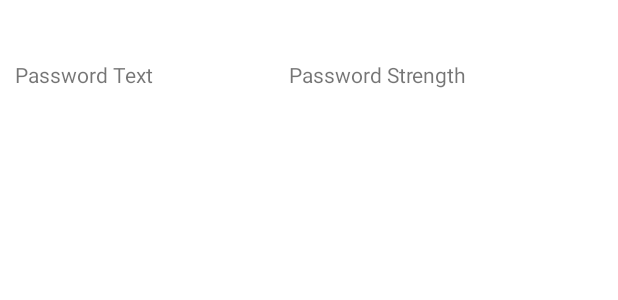
After one commit to CrisF-98/PwnedMobile, an Android app: the layout password_fragment_layout.xml on its own in the app's theme, with its tools: preview values and no code run, on a phone screen of 412 x 824 dp. The commit adds this screen. Shown: the top 300 px of the screen. Run offline under Robolectric (Android 15) with nearby library versions, the phone set to English and light mode, and no system bars.

Commit message:
game layout

```diff
--- a/app/build.gradle
+++ b/app/build.gradle
@@ -35,6 +35,7 @@ dependencies {
     implementation 'androidx.constraintlayout:constraintlayout:2.0.4'
     implementation 'org.json:json:20201115'
     implementation 'io.socket:socket.io-client:2.0.0'
+    implementation 'androidx.fragment:fragment:1.3.1'
     testImplementation 'junit:junit:4.+'
     androidTestImplementation 'androidx.test.ext:junit:1.1.2'
     androidTestImplementation 'androidx.test.espresso:espresso-core:3.3.0'
--- a/app/src/main/java/com/example/thepwnedgame/MainActivity.java
+++ b/app/src/main/java/com/example/thepwnedgame/MainActivity.java
@@ -10,7 +10,7 @@ public class MainActivity extends AppCompatActivity {
     @Override
     protected void onCreate(Bundle savedInstanceState) {
         super.onCreate(savedInstanceState);
-        setContentView(R.layout.home);
+        setContentView(R.layout.password_fragment_layout);
         TextView home_put = findViewById(R.id.title_PUT);
         home_put.setSelected(true);
     }
--- a/app/src/main/java/com/example/thepwnedgame/javaclasses/SocketGuessEvent.java
+++ b/app/src/main/java/com/example/thepwnedgame/javaclasses/SocketGuessEvent.java
@@ -1,5 +1,6 @@
 package com.example.thepwnedgame.javaclasses;
 
+import org.json.JSONException;
 import org.json.JSONObject;
 
 public class SocketGuessEvent extends SocketEventImpl implements GuessEvent{
@@ -12,7 +13,7 @@ public class SocketGuessEvent extends SocketEventImpl implements GuessEvent{
 
 
 
-    public SocketGuessEvent(String name, JSONObject data) {
+    public SocketGuessEvent(String name, JSONObject data) throws JSONException {
         super(name, data);
         if(!name.equals("guess")) {
             throw new IllegalArgumentException("event is not guess");
@@ -25,7 +26,7 @@ public class SocketGuessEvent extends SocketEventImpl implements GuessEvent{
         this.score = json.getInt("score");
     }
 
-    public SocketGuessEvent(SocketEvent event){
+    public SocketGuessEvent(SocketEvent event) throws JSONException {
         this(event.getName(), event.getObjectAsJSON());
     }
 
--- a/app/src/main/res/layout/home.xml
+++ b/app/src/main/res/layout/home.xml
@@ -5,7 +5,7 @@
     android:layout_width="match_parent"
     android:layout_height="match_parent"
     android:background="#6AB7FF"
-    android:backgroundTint="#29B6F6">
+    android:backgroundTint="#6ab7ff">
 
     <include
         layout="@layout/title_layout"
--- /dev/null
+++ b/app/src/main/res/layout/password_fragment_layout.xml
@@ -0,0 +1,29 @@
+<?xml version="1.0" encoding="utf-8"?>
+<androidx.constraintlayout.widget.ConstraintLayout
+    xmlns:android="http://schemas.android.com/apk/res/android"
+    xmlns:app="http://schemas.android.com/apk/res-auto"
+    android:layout_width="match_parent"
+    android:layout_height="match_parent">
+
+    <TextView
+        android:layout_width="wrap_content"
+        android:layout_height="wrap_content"
+        android:id="@+id/passwordTextView"
+        android:text="@string/password_text"
+        app:layout_constraintTop_toTopOf="parent"
+        app:layout_constraintStart_toStartOf="parent"
+        android:layout_marginTop="40dp"
+        android:layout_marginStart="10dp"/>
+
+    <TextView
+        android:layout_width="wrap_content"
+        android:layout_height="wrap_content"
+        android:id="@+id/passwordStrengthTextView"
+        android:text="@string/password_strength"
+        app:layout_constraintTop_toTopOf="parent"
+        app:layout_constraintStart_toEndOf="@+id/passwordTextView"
+        app:layout_constraintEnd_toEndOf="parent"
+        android:layout_marginTop="40dp"
+        android:layout_marginEnd="10dp"/>
+
+</androidx.constraintlayout.widget.ConstraintLayout>
--- a/app/src/main/res/values/strings.xml
+++ b/app/src/main/res/values/strings.xml
@@ -11,4 +11,8 @@
     <string name="leaderboards">LEADERBOARDS</string>
     <string name="statistics">STATISTICS</string>
     <string name="home">HOME</string>
+    <string name="password1">Password1</string>
+    <string name="first_password">First Password</string>
+    <string name="password_text">Password Text</string>
+    <string name="password_strength">Password Strength</string>
 </resources>
```
Also changed, not shown: app/src/main/java/com/example/thepwnedgame/GameActivity.java (added, +19 -0 lines), app/src/main/java/com/example/thepwnedgame/PasswordGameFragment.java (added, +19 -0 lines), app/src/main/java/com/example/thepwnedgame/Utilities.java (added, +15 -0 lines), app/src/main/res/layout/game_layout.xml (added, +30 -0 lines).
